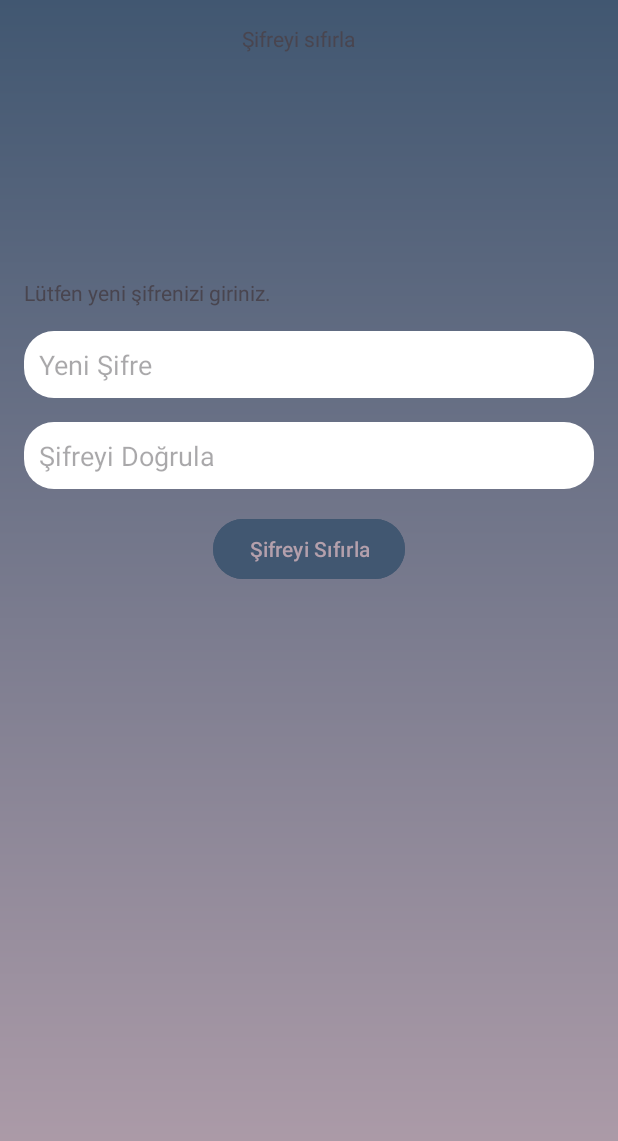
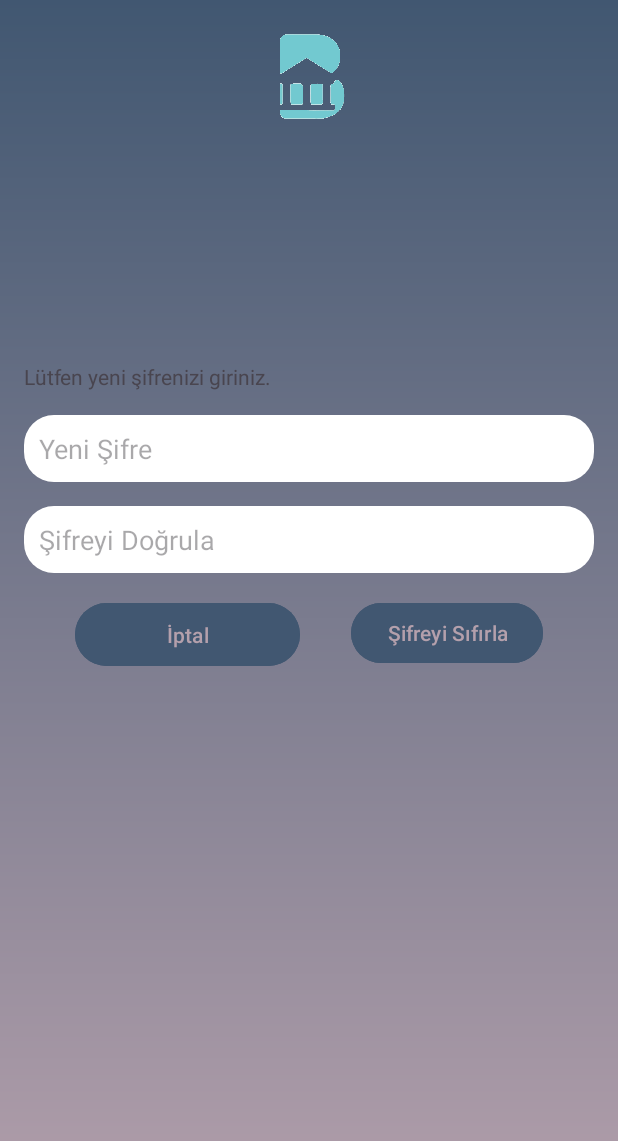
Before and after one commit to AtakannD/BBNB, an Android app: the ForgottenPasswordFragment screen opened through its navigation route, after a tap on "Şifreyi Sıfırla", on a phone screen of 412 x 824 dp. Shown: the top 1141 px of the screen. Run offline under Robolectric (Android 15) with nearby library versions, the phone set to English and light mode, and no system bars; our stand-ins replace data binding.

Commit message:
Cancel button added on forgotten password. Logo added on email validation and forgotten password screens. Chart modified.

```diff
--- a/app/src/main/java/com/atakandalkiran/bbnb/ui/forgotten_password/ForgottenPasswordFragment.java
+++ b/app/src/main/java/com/atakandalkiran/bbnb/ui/forgotten_password/ForgottenPasswordFragment.java
@@ -27,7 +27,7 @@ public class ForgottenPasswordFragment extends BaseFragment {
     FragmentForgottenPasswordBinding binding;
     private EditText newPassword, confirmNewPassword;
 
-    Button resetButton;
+    Button resetButton, cancel;
 
     @Override
     public void onViewCreated(@NonNull View view, @Nullable Bundle savedInstanceState) {
@@ -54,19 +54,34 @@ public class ForgottenPasswordFragment extends BaseFragment {
         newPassword = binding.newPasswordEditText;
         confirmNewPassword = binding.newPasswordValidationEditText;
         resetButton = binding.buton;
+        cancel = binding.cancelButton;
 
         resetButton.setOnClickListener(new View.OnClickListener() {
             @Override
             public void onClick(View view) {
-                if (getArguments() != null) {
+                String passwordString = newPassword.getText().toString().trim();
+                String confirmPasswordString = confirmNewPassword.getText().toString().trim();
+                if (getArguments() != null && !passwordString.isEmpty() && !confirmPasswordString.isEmpty()) {
                     String email = getArguments().getString("email", "");
                     String citizenshipNo = getArguments().getString("citizenshipNo", "");
                     String password = newPassword.getText().toString().trim();
                     AppDatabase.getDbInstance(getContext()).userdao().updatePassword(email, citizenshipNo, password);
+                    Toast.makeText(getContext(), "Şifre değiştirme işleminiz başarıyla gerçekleşmiştir. Ana sayfaya yönlendiriliyorsunuz.", Toast.LENGTH_SHORT).show();
                     NavHostFragment.findNavController(ForgottenPasswordFragment.this).navigate(R.id.action_forgottenPasswordFragment_to_loginFragment);
+                } else {
+                    Toast.makeText(getContext(), "Hiçbir alanı boş bırakmamalısınız.", Toast.LENGTH_SHORT).show();
                 }
             }
         });
+
+        cancel.setOnClickListener(new View.OnClickListener() {
+            @Override
+            public void onClick(View view) {
+                Toast.makeText(getContext(), "Şifre değiştirme talebiniz iptal edilmiştir. Ana sayfaya yönlendiriliyorsunuz.", Toast.LENGTH_SHORT).show();
+                NavHostFragment.findNavController(ForgottenPasswordFragment.this).navigate(R.id.action_forgottenPasswordFragment_to_loginFragment);
+            }
+        });
+
 
         String passwordPattern = "^(?!.*(.)\\1)\\d+$";
         newPassword.addTextChangedListener(new TextWatcher() {
@@ -79,9 +94,7 @@ public class ForgottenPasswordFragment extends BaseFragment {
             @Override
             public void afterTextChanged(Editable editable) {
                 String passwordValidation = newPassword.getText().toString().trim();
-                if(passwordValidation.matches(passwordPattern) && editable.length() == 6) {
-                    newPassword.setError(null);
-                } else if(editable.length() == 0) {
+                if(passwordValidation.matches(passwordPattern) && editable.length() == 6 && editable.length() == 0) {
                     newPassword.setError(null);
                 } else {
                     newPassword.setError("Lütfen sayı tekrarı içermeyen 6 haneli şifrenizi giriniz");
--- a/app/src/main/java/com/atakandalkiran/bbnb/ui/spendings/SpendingsFragment.java
+++ b/app/src/main/java/com/atakandalkiran/bbnb/ui/spendings/SpendingsFragment.java
@@ -67,8 +67,8 @@ public class SpendingsFragment extends BaseFragment {
         pie.data(data);
         pie.palette(renkler);
         pie.sort("asc");
-        pie.tooltip().title("Aylık Harcama");
-        pie.tooltip().format("Harcama Miktarı: {%value} TL // Kategori: {%x}");
+        pie.tooltip().titleFormat("Kategori: {%x}")
+                .format("Harcama Miktarı: {%value} TL");
 
         pie.title("Aylık Harcama Grafiği");
 
--- a/app/src/main/res/layout/fragment_forgotten_password.xml
+++ b/app/src/main/res/layout/fragment_forgotten_password.xml
@@ -13,17 +13,16 @@
         android:background="#415771"
         tools:context=".ui.forgotten_password.ForgottenPasswordFragment">
 
-        <TextView
-            android:id="@+id/forgottenPasswordTextt"
-            android:layout_width="90dp"
-            android:layout_height="wrap_content"
-            android:layout_marginHorizontal="@dimen/margin_16dp"
-            android:text="@string/forgottenPasswordTextt"
+        <ImageView
+            android:id="@+id/logoImage"
+            android:layout_width="75dp"
+            android:layout_height="75dp"
+            android:contentDescription="@string/logo"
+            android:src="@drawable/logo"
+            android:layout_marginTop="@dimen/margin_16dp"
             app:layout_constraintEnd_toEndOf="parent"
-            android:layout_marginTop="16dp"
             app:layout_constraintStart_toStartOf="parent"
-            app:layout_constraintTop_toTopOf="parent"
-            />
+            app:layout_constraintTop_toTopOf="parent" />
 
         <TextView
             android:id="@+id/confirmationCodeText"
@@ -33,7 +32,7 @@
             android:text="Lütfen yeni şifrenizi giriniz."
             app:layout_constraintStart_toStartOf="parent"
             android:layout_marginTop="150dp"
-            app:layout_constraintTop_toBottomOf="@id/forgottenPasswordTextt" />
+            app:layout_constraintTop_toBottomOf="@id/logoImage" />
 
 
 
@@ -75,16 +74,30 @@
             android:id="@+id/buton"
             android:layout_width="wrap_content"
             android:layout_height="wrap_content"
-            android:layout_marginHorizontal="@dimen/margin_16dp"
+            android:layout_marginEnd="@dimen/margin_16dp"
             android:text="Şifreyi Sıfırla"
             app:layout_constraintEnd_toEndOf="parent"
-            app:layout_constraintStart_toStartOf="parent"
+            app:layout_constraintStart_toEndOf="@id/cancel_button"
             app:layout_constraintTop_toBottomOf="@id/newPasswordValidationEditText"
             android:layout_marginTop="16dp"
             android:backgroundTint="@color/dusty_bluish_teal"
             android:textColor="@color/grayish_dusty_rose"
         />
 
+        <Button
+            android:id="@+id/cancel_button"
+            android:layout_width="150dp"
+            android:layout_height="50dp"
+            android:text="İptal"
+            android:layout_marginTop="16dp"
+            android:textColor="@color/grayish_dusty_rose"
+            android:backgroundTint="@color/dusty_bluish_teal"
+            app:layout_constraintEnd_toStartOf="@id/buton"
+            app:layout_constraintStart_toStartOf="parent"
+            app:layout_constraintTop_toBottomOf="@+id/newPasswordValidationEditText"
+            android:layout_marginStart="16dp"
+            />
+
 
     </androidx.constraintlayout.widget.ConstraintLayout>
 </layout>
```
Also changed, not shown: app/src/main/res/layout/fragment_adding_card.xml (+12 -0 lines), app/src/main/res/layout/fragment_email_validation.xml (+11 -0 lines).
